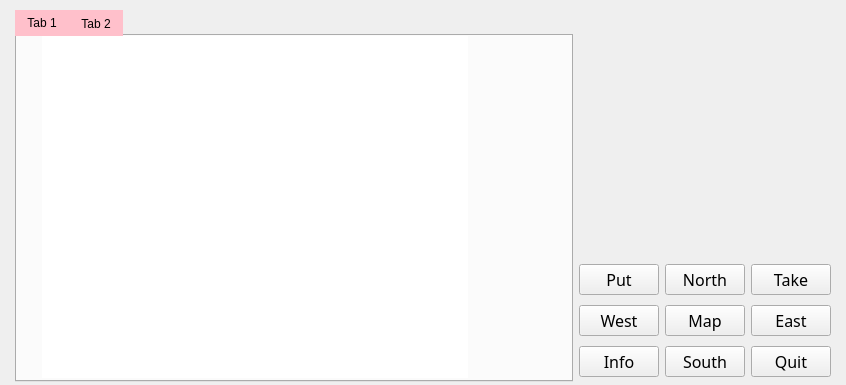
Qt form University Life/uniZork.ui (Metagawa/Zorklike-Game-University-Life) before a commit.
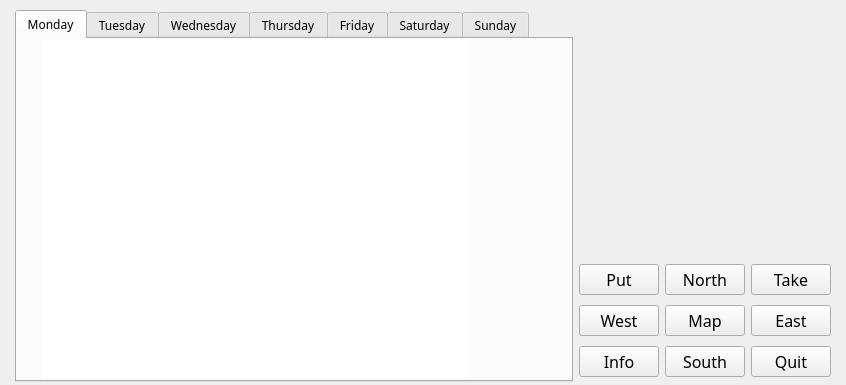
The same form after that commit. The open tabs and pages were chosen to show the change. Icons and pictures are not drawn.

Commit message: tab colour test

Diff of the .ui file:
```diff
--- a/University Life/uniZork.ui
+++ b/University Life/uniZork.ui
@@ -241,17 +241,24 @@
       <item row="0" column="0">
        <widget class="QTabWidget" name="tabWidget">
         <property name="styleSheet">
-         <string notr="true">QTabBar::tab { background-color: pink; }</string>
+         <string notr="true">QTabBar::tab { background-image: url(:/new/images/images/business-room.png); }
+</string>
         </property>
         <property name="currentIndex">
-         <number>0</number>
+         <number>6</number>
+        </property>
+        <property name="iconSize">
+         <size>
+          <width>16</width>
+          <height>16</height>
+         </size>
         </property>
         <widget class="QWidget" name="Day1">
          <property name="styleSheet">
           <string notr="true">border: 0;</string>
          </property>
          <attribute name="title">
-          <string>Tab 1</string>
+          <string>Monday</string>
          </attribute>
          <widget class="QPlainTextEdit" name="plainTextEdit">
           <property name="enabled">
@@ -302,7 +309,32 @@
         </widget>
         <widget class="QWidget" name="Day2">
          <attribute name="title">
-          <string>Tab 2</string>
+          <string>Tuesday</string>
+         </attribute>
+        </widget>
+        <widget class="QWidget" name="Day3">
+         <attribute name="title">
+          <string>Wednesday</string>
+         </attribute>
+        </widget>
+        <widget class="QWidget" name="Day4">
+         <attribute name="title">
+          <string>Thursday</string>
+         </attribute>
+        </widget>
+        <widget class="QWidget" name="Day5">
+         <attribute name="title">
+          <string>Friday</string>
+         </attribute>
+        </widget>
+        <widget class="QWidget" name="Day6">
+         <attribute name="title">
+          <string>Saturday</string>
+         </attribute>
+        </widget>
+        <widget class="QWidget" name="Day7">
+         <attribute name="title">
+          <string>Sunday</string>
          </attribute>
         </widget>
        </widget>
```
Left out of the diff: 8 changed lines with no effect on the pictures.
